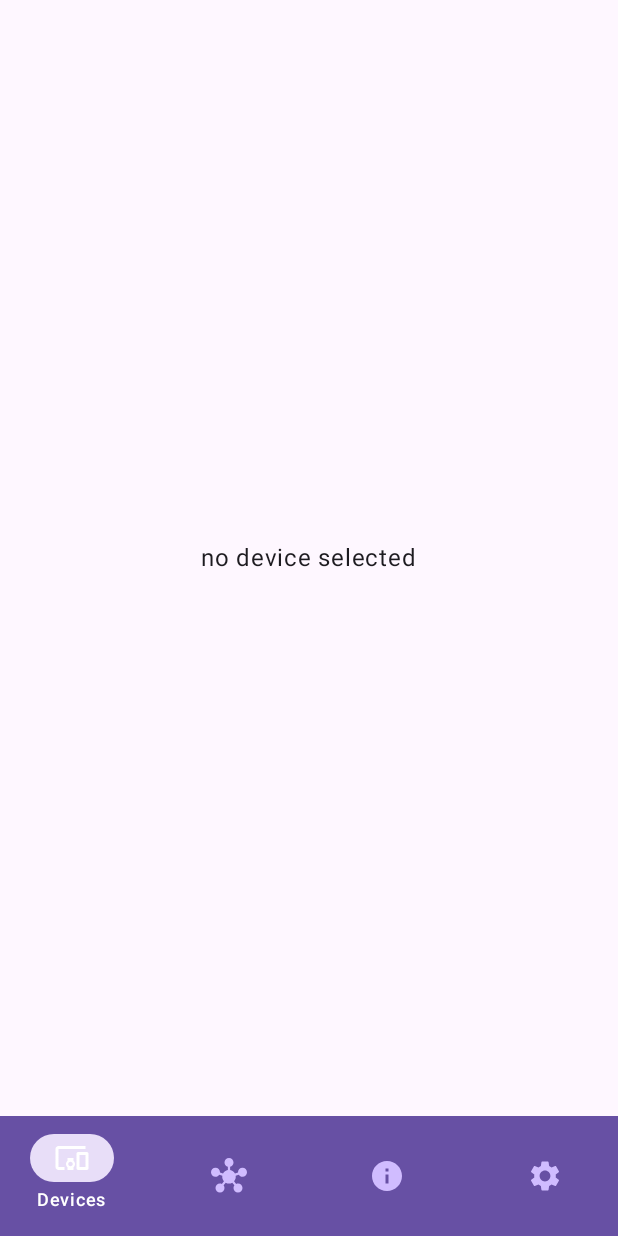
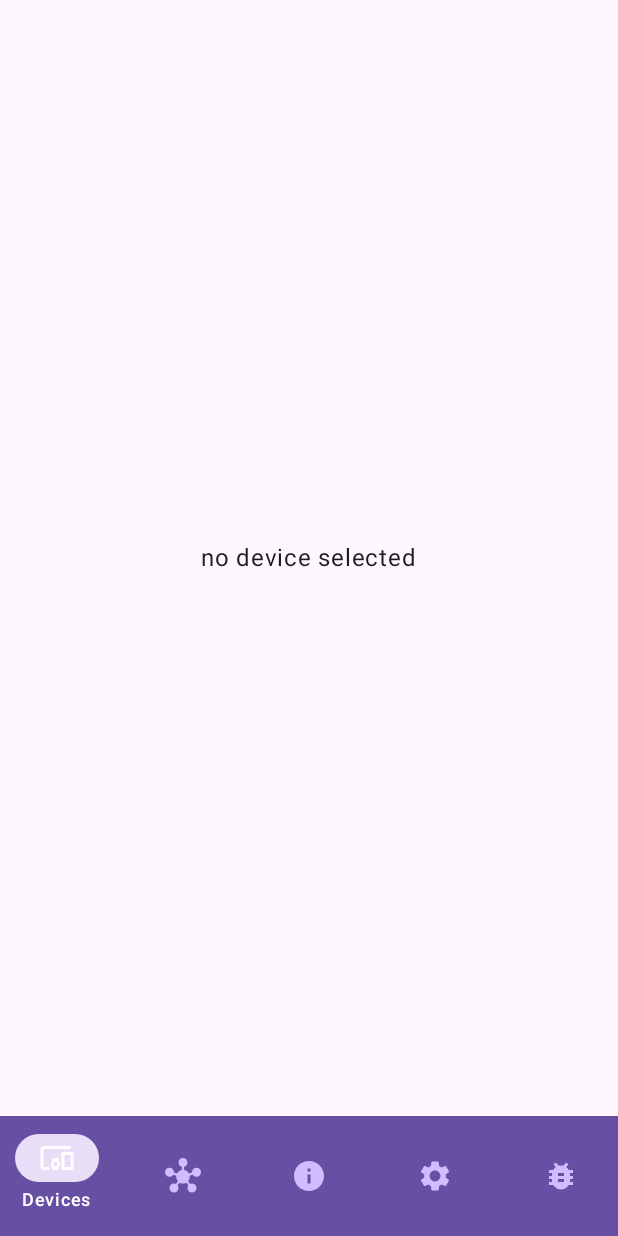
Before and after one commit to VASABIcz/MyIOT, an Android app built with Jetpack Compose: the DevicesPage screen opened through its navigation route, on a phone screen of 412 x 824 dp. Run offline under Robolectric (Android 15) with nearby library versions, the phone set to English and light mode, and no system bars; our stand-ins replace Dagger/Hilt's generated code.

```diff
--- a/app/build.gradle
+++ b/app/build.gradle
@@ -52,7 +52,7 @@ android {
 apply plugin: 'kotlin-kapt'
 
 dependencies {
-    def room_version = "2.4.3"
+    def room_version = "2.5.0"
 
     implementation("com.google.dagger:hilt-android:2.44")
     implementation 'androidx.core:core-ktx:1.9.0'
@@ -100,5 +100,5 @@ dependencies {
     debugImplementation 'androidx.compose.ui:ui-test-manifest'
 
     // https://mvnrepository.com/artifact/androidx.compose.material/material-icons-extended
-    implementation 'androidx.compose.material:material-icons-extended:1.4.0-alpha03'
+    implementation 'androidx.compose.material:material-icons-extended:1.4.0-alpha04'
 }
--- a/app/src/main/java/cz/vasabi/myiot/ui/pages/MainPage.kt
+++ b/app/src/main/java/cz/vasabi/myiot/ui/pages/MainPage.kt
@@ -3,6 +3,7 @@ package cz.vasabi.myiot.ui.pages
 import androidx.compose.foundation.layout.Box
 import androidx.compose.foundation.layout.padding
 import androidx.compose.material.icons.Icons
+import androidx.compose.material.icons.filled.BugReport
 import androidx.compose.material.icons.filled.DevicesOther
 import androidx.compose.material.icons.filled.Hub
 import androidx.compose.material.icons.filled.Info
@@ -34,9 +35,10 @@ sealed class NavigationItem(var route: String, var icon: ImageVector, var title:
     object Discover : NavigationItem("discover", Icons.Default.Hub, "Discover")
     object Devices : NavigationItem("devices", Icons.Default.DevicesOther, "Devices")
     object Debug : NavigationItem("debug", Icons.Default.Info, "Logs")
+    object Test : NavigationItem("test", Icons.Default.BugReport, "test")
 
     companion object {
-        val pages = listOf(Devices, Discover, Debug, Settings)
+        val pages = listOf(Devices, Discover, Debug, Settings, Test)
         var selected = mutableStateOf(pages[0])
     }
 }
@@ -119,6 +121,9 @@ fun MainPage(nav: NavHostController) {
                 composable("debug") {
                     DebugPage()
                 }
+                composable("test") {
+                    TestPage()
+                }
             }
         }
     }
--- a/app/src/main/java/cz/vasabi/myiot/viewModels/DevicesViewModel.kt
+++ b/app/src/main/java/cz/vasabi/myiot/viewModels/DevicesViewModel.kt
@@ -1,8 +1,13 @@
 package cz.vasabi.myiot.viewModels
 
+import androidx.compose.material.ExperimentalMaterialApi
+import androidx.compose.material.ModalBottomSheetState
+import androidx.compose.material.ModalBottomSheetValue
+import androidx.compose.material.SwipeableDefaults
 import androidx.compose.material3.DrawerState
 import androidx.compose.material3.DrawerValue
 import androidx.compose.material3.ExperimentalMaterial3Api
+import androidx.compose.runtime.Composable
 import androidx.compose.runtime.mutableStateOf
 import androidx.compose.runtime.snapshots.SnapshotStateMap
 import androidx.lifecycle.ViewModel
@@ -22,6 +27,16 @@ class DevicesViewModel @Inject constructor(private val deviceManager: DeviceMana
     @OptIn(ExperimentalMaterial3Api::class)
     val drawerState = DrawerState(DrawerValue.Closed)
 
+    @OptIn(ExperimentalMaterialApi::class)
+    val bottomSheetState = ModalBottomSheetState(
+        initialValue = ModalBottomSheetValue.Hidden,
+        animationSpec = SwipeableDefaults.AnimationSpec,
+        isSkipHalfExpanded = true,
+        confirmStateChange = { request ->
+            true
+        }
+    )
+
     @OptIn(ExperimentalMaterial3Api::class)
     fun closeDrawer() {
         viewModelScope.launch {
@@ -31,4 +46,15 @@ class DevicesViewModel @Inject constructor(private val deviceManager: DeviceMana
 
     val devices: SnapshotStateMap<String, DeviceState>
         get() = deviceManager.devices
+
+    fun openBottomSheet(body: @Composable () -> Unit) {
+
+    }
+
+    @OptIn(ExperimentalMaterialApi::class)
+    fun closeBottomSheet() {
+        viewModelScope.launch {
+            bottomSheetState.hide()
+        }
+    }
 }
```
Also changed, not shown: app/src/main/java/cz/vasabi/myiot/ui/components/CapabilityWidgets.kt (+37 -17 lines), app/src/main/java/cz/vasabi/myiot/ui/pages/DevicesPage.kt (+13 -3 lines), app/src/main/java/cz/vasabi/myiot/ui/pages/TestPage.kt (added, +40 -0 lines).
